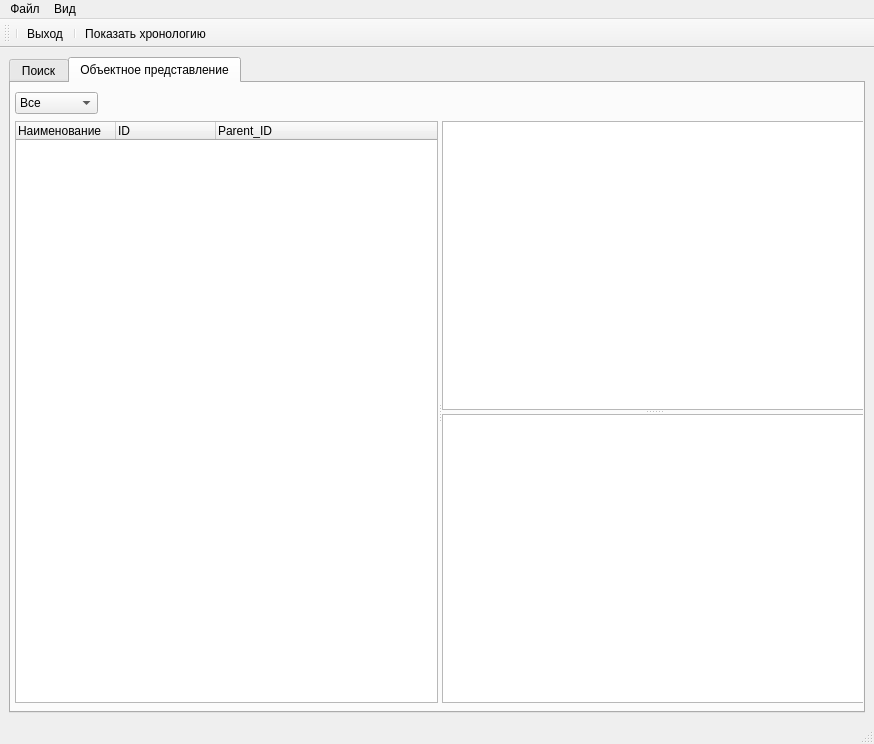
VladisGol/platon-accs, file mainwindow.ui: the form before one commit.
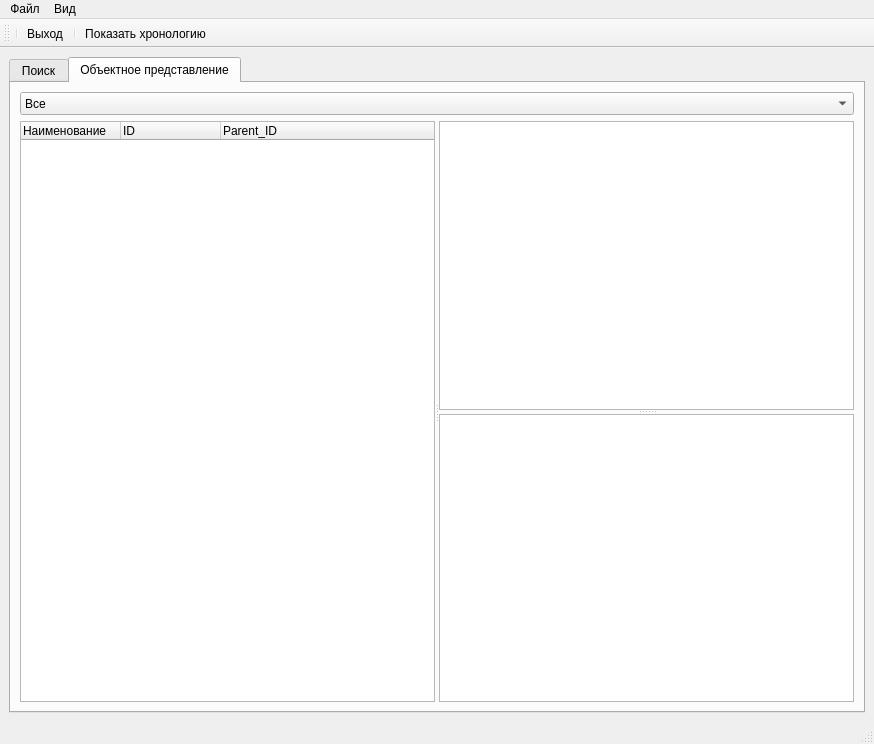
The form after the commit. Icons and pictures are not drawn. Custom widgets are drawn as their Qt base class.

The edit to the form file:
```diff
--- a/mainwindow.ui
+++ b/mainwindow.ui
@@ -13,15 +13,7 @@
    <string>MainWindow</string>
   </property>
   <widget class="QWidget" name="centralwidget" >
-   <property name="geometry" >
-    <rect>
-     <x>0</x>
-     <y>56</y>
-     <width>874</width>
-     <height>665</height>
-    </rect>
-   </property>
-   <layout class="QGridLayout" name="gridLayout" >
+   <layout class="QGridLayout" >
     <item row="0" column="0" >
      <widget class="QTabWidget" name="tabWidget" >
       <property name="cursor" >
@@ -53,26 +45,47 @@
        </attribute>
       </widget>
       <widget class="QWidget" name="tab_explore" >
-       <property name="geometry" >
-        <rect>
-         <x>0</x>
-         <y>0</y>
-         <width>858</width>
-         <height>624</height>
-        </rect>
-       </property>
        <attribute name="title" >
         <string>Объектное представление</string>
        </attribute>
+       <layout class="QGridLayout" >
+        <item row="0" column="0" >
+         <widget class="QComboBox" name="comboBox_Species" >
+          <property name="minimumSize" >
+           <size>
+            <width>0</width>
+            <height>23</height>
+           </size>
+          </property>
+          <item>
+           <property name="text" >
+            <string>Все</string>
+           </property>
+          </item>
+          <item>
+           <property name="text" >
+            <string>Объекты</string>
+           </property>
+          </item>
+          <item>
+           <property name="text" >
+            <string>Действия</string>
+           </property>
+          </item>
+          <item>
+           <property name="text" >
+            <string>Ресурсы</string>
+           </property>
+          </item>
+          <item>
+           <property name="text" >
+            <string>НСИ</string>
+           </property>
+          </item>
+         </widget>
+        </item>
+        <item row="1" column="0" >
        <widget class="QSplitter" name="splitter_2" >
-        <property name="geometry" >
-         <rect>
-          <x>4</x>
-          <y>38</y>
-          <width>850</width>
-          <height>582</height>
-         </rect>
-        </property>
         <property name="orientation" >
          <enum>Qt::Horizontal</enum>
         </property>
@@ -108,8 +121,6 @@
             <weight>50</weight>
             <italic>false</italic>
             <bold>false</bold>
-            <stylestrategy>PreferAntialias</stylestrategy>
-            <kerning>false</kerning>
            </font>
           </property>
           <property name="styleSheet" >
@@ -119,60 +130,8 @@
          <widget class="QTableView" name="tableViewPragma" />
         </widget>
        </widget>
-       <widget class="QWidget" name="layoutWidget" >
-        <property name="geometry" >
-         <rect>
-          <x>4</x>
-          <y>4</y>
-          <width>851</width>
-          <height>32</height>
-         </rect>
-        </property>
-        <layout class="QHBoxLayout" name="horizontalLayout" >
-         <item>
-          <widget class="QComboBox" name="comboBox_Species" >
-           <item>
-            <property name="text" >
-             <string>Все</string>
-            </property>
-           </item>
-           <item>
-            <property name="text" >
-             <string>Объекты</string>
-            </property>
-           </item>
-           <item>
-            <property name="text" >
-             <string>Действия</string>
-            </property>
-           </item>
-           <item>
-            <property name="text" >
-             <string>Ресурсы</string>
-            </property>
-           </item>
-           <item>
-            <property name="text" >
-             <string>НСИ</string>
-            </property>
-           </item>
-          </widget>
-         </item>
-         <item>
-          <spacer name="horizontalSpacer" >
-           <property name="orientation" >
-            <enum>Qt::Horizontal</enum>
-           </property>
-           <property name="sizeHint" stdset="0" >
-            <size>
-             <width>40</width>
-             <height>20</height>
-            </size>
-           </property>
-          </spacer>
-         </item>
-        </layout>
-       </widget>
+        </item>
+       </layout>
       </widget>
      </widget>
     </item>
```
Left out of the diff: 41 changed lines with no effect on the pictures. Lines whose indentation alone changed are shown as unchanged.
